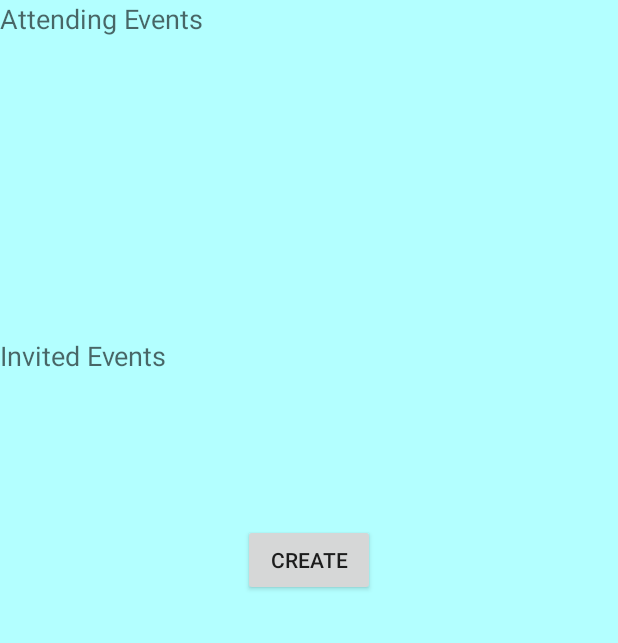
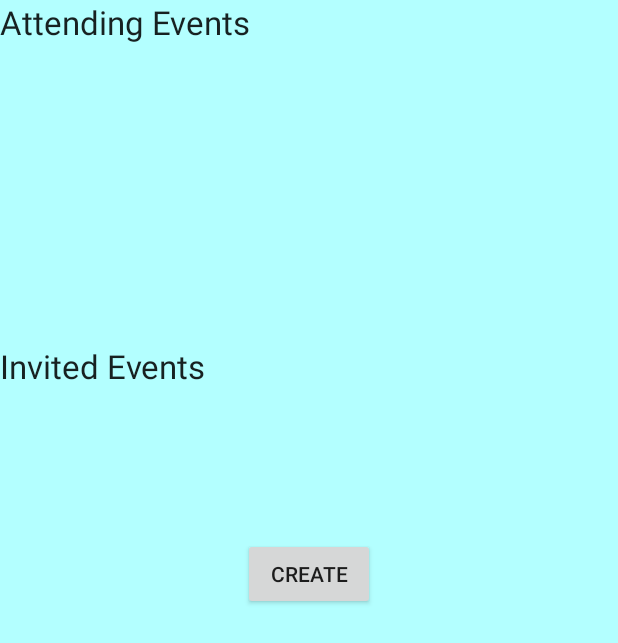
Before and after one commit to PoornimaSanjeevi/cmpe277-finalproject, an Android app: the fragment EventFragment shown on its own in the app's theme, on a phone screen of 412 x 824 dp. Shown: the top 643 px of the screen. Run offline under Robolectric (Android 15) with nearby library versions, the phone set to English and light mode, and no system bars; libraries missing offline, so code that uses them is left out: com.mongodb; pictures from the network do not load.

```diff
--- a/app/src/main/res/layout/event_fragment.xml
+++ b/app/src/main/res/layout/event_fragment.xml
@@ -22,7 +22,7 @@
                 android:layout_height="wrap_content"
                 android:layout_centerInParent="true"
                 android:text="Attending Events"
-                android:textAppearance="?android:attr/textAppearanceMedium"/>
+                android:textAppearance="?android:attr/textAppearanceLarge"/>
                 <!--android:clickable="true"-->
                 <!--android:onClick="toggle_contents_attend"/>-->
         </LinearLayout>
@@ -45,7 +45,7 @@
                 android:layout_height="wrap_content"
                 android:layout_centerInParent="true"
                 android:text="Invited Events"
-                android:textAppearance="?android:attr/textAppearanceMedium"/>
+                android:textAppearance="?android:attr/textAppearanceLarge"/>
             <!--android:clickable="true"-->
             <!--android:onClick="toggle_contents_invite"/>-->
         </LinearLayout>
```
Also changed, not shown: app/src/main/java/tania277/project_final/CreateEvent.java (+18 -0 lines).
